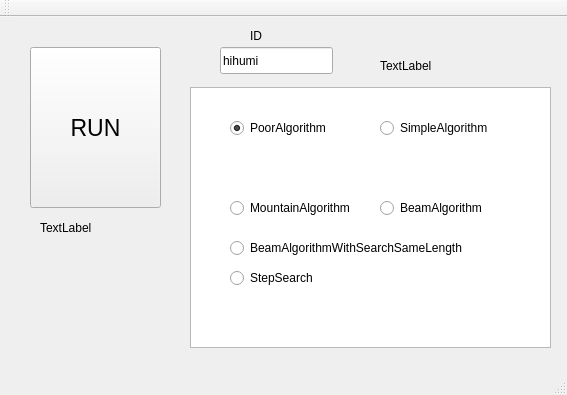
Above: Slave/mainwindow.ui from tnct-spc/procon2017-comp before the change. Below: the same form after it.
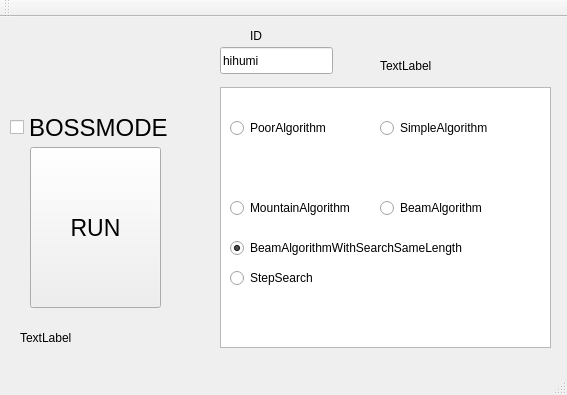
That is the form after the change.

Commit message: [fix] slaveが親機でも動くようにボスモードを追加

The edit to the form file:
```diff
--- a/Slave/mainwindow.ui
+++ b/Slave/mainwindow.ui
@@ -18,7 +18,7 @@
     <property name="geometry">
      <rect>
       <x>30</x>
-      <y>30</y>
+      <y>130</y>
       <width>131</width>
       <height>161</height>
      </rect>
@@ -35,8 +35,8 @@
    <widget class="QLabel" name="getLabel">
     <property name="geometry">
      <rect>
-      <x>40</x>
-      <y>200</y>
+      <x>20</x>
+      <y>310</y>
       <width>141</width>
       <height>21</height>
      </rect>
@@ -87,9 +87,9 @@
    <widget class="QListView" name="listView">
     <property name="geometry">
      <rect>
-      <x>190</x>
+      <x>220</x>
       <y>70</y>
-      <width>361</width>
+      <width>331</width>
       <height>261</height>
      </rect>
     </property>
@@ -107,7 +107,7 @@
      <string>PoorAlgorithm</string>
     </property>
     <property name="checked">
-     <bool>true</bool>
+     <bool>false</bool>
     </property>
    </widget>
    <widget class="QRadioButton" name="algo1">
@@ -161,6 +161,9 @@
     <property name="text">
      <string>BeamAlgorithmWithSearchSameLength</string>
     </property>
+    <property name="checked">
+     <bool>true</bool>
+    </property>
    </widget>
    <widget class="QRadioButton" name="algo5">
     <property name="geometry">
@@ -175,6 +178,24 @@
      <string>StepSearch</string>
     </property>
    </widget>
+   <widget class="QCheckBox" name="bossmode">
+    <property name="geometry">
+     <rect>
+      <x>10</x>
+      <y>60</y>
+      <width>171</width>
+      <height>101</height>
+     </rect>
+    </property>
+    <property name="font">
+     <font>
+      <pointsize>18</pointsize>
+     </font>
+    </property>
+    <property name="text">
+     <string>BOSSMODE</string>
+    </property>
+   </widget>
   </widget>
   <widget class="QMenuBar" name="menuBar">
    <property name="geometry">
```
Left out of the diff: 2 changed lines with no effect on the pictures. The commit also changes 1 other file.
